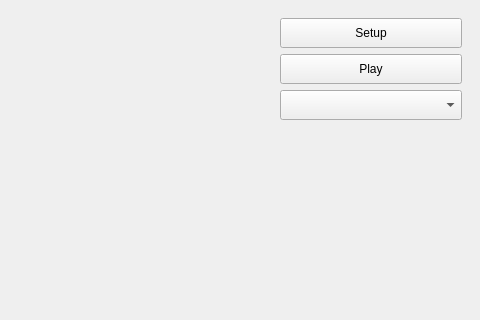
Above: gui/core/Synth.ui from burtonjz/Syndesium before the change; both pictures show x 720 to 1200 and y 0 to 320 of the 1200 by 800 pixel window. Below: the same form after it.
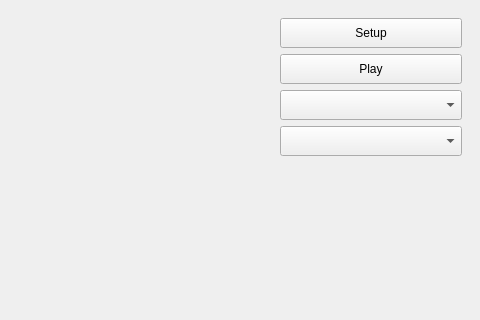
That is the form after the change.

Commit message: added Modulator Button, and modulation output indicator

```diff
--- a/gui/core/Synth.ui
+++ b/gui/core/Synth.ui
@@ -123,6 +123,19 @@
          </property>
         </widget>
        </item>
+       <item>
+        <widget class="QComboBox" name="addModulatorBox">
+         <property name="minimumSize">
+          <size>
+           <width>0</width>
+           <height>30</height>
+          </size>
+         </property>
+         <property name="placeholderText">
+          <string>Add Modulator</string>
+         </property>
+        </widget>
+       </item>
        <item>
         <spacer name="verticalSpacer">
          <property name="orientation">
```
The commit also changes 14 other files.
